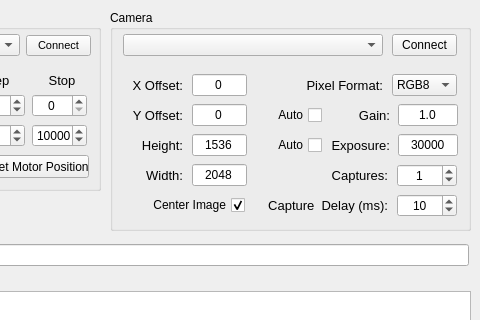
The window that capture_gui/src/capture_gui.ui (NSWC-Crane/passive_range) describes before a commit, drawn with Qt 5; both pictures show x 160 to 640 and y 0 to 320 of the 640 by 600 pixel window.
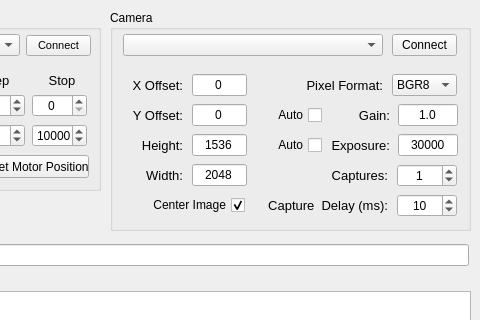
The same window after the commit.

Commit message: getting the code to work with the Flea 3 camera

What changed in the file:
```diff
--- a/capture_gui/src/capture_gui.ui
+++ b/capture_gui/src/capture_gui.ui
@@ -905,7 +905,7 @@
         </property>
         <item>
          <property name="text">
-          <string>RGB8</string>
+          <string>BGR8</string>
          </property>
         </item>
         <item>
```
Left out of the diff: 5 changed lines with no effect on the pictures. The commit also changes 2 other files.
